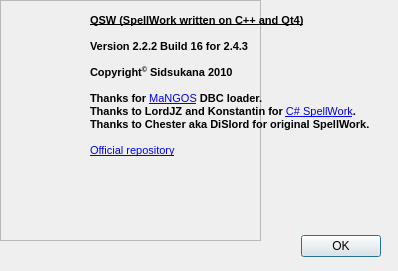
Qt form QSW/AboutFormUI.ui (sidsukana/QSpellWork) before a commit.
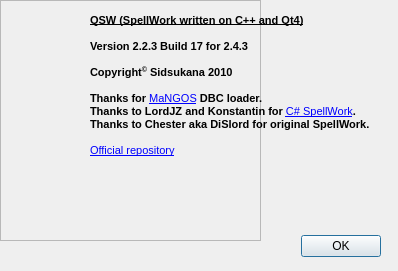
The same form after that commit. Icons and pictures are not drawn.

Patch:
```diff
--- a/QSW/AboutFormUI.ui
+++ b/QSW/AboutFormUI.ui
@@ -83,7 +83,7 @@
 &lt;/style&gt;&lt;/head&gt;&lt;body style=&quot; font-family:'MS Shell Dlg 2'; font-size:8.25pt; font-weight:400; font-style:normal;&quot;&gt;
 &lt;p style=&quot; margin-top:0px; margin-bottom:0px; margin-left:0px; margin-right:0px; -qt-block-indent:0; text-indent:0px;&quot;&gt;&lt;span style=&quot; font-size:8pt; font-weight:600; text-decoration: underline;&quot;&gt;QSW (SpellWork written on C++ and Qt4)&lt;/span&gt;&lt;span style=&quot; font-size:8pt;&quot;&gt; &lt;/span&gt;&lt;/p&gt;
 &lt;p style=&quot;-qt-paragraph-type:empty; margin-top:0px; margin-bottom:0px; margin-left:0px; margin-right:0px; -qt-block-indent:0; text-indent:0px; font-size:8pt; font-weight:600;&quot;&gt;&lt;/p&gt;
-&lt;p style=&quot; margin-top:0px; margin-bottom:0px; margin-left:0px; margin-right:0px; -qt-block-indent:0; text-indent:0px;&quot;&gt;&lt;span style=&quot; font-size:8pt; font-weight:600;&quot;&gt;Version 2.2.2 Build 16 for 2.4.3&lt;/span&gt;&lt;/p&gt;
+&lt;p style=&quot; margin-top:0px; margin-bottom:0px; margin-left:0px; margin-right:0px; -qt-block-indent:0; text-indent:0px;&quot;&gt;&lt;span style=&quot; font-size:8pt; font-weight:600;&quot;&gt;Version 2.2.3 Build 17 for 2.4.3&lt;/span&gt;&lt;/p&gt;
 &lt;p style=&quot;-qt-paragraph-type:empty; margin-top:0px; margin-bottom:0px; margin-left:0px; margin-right:0px; -qt-block-indent:0; text-indent:0px; font-size:8pt; font-weight:600;&quot;&gt;&lt;/p&gt;
 &lt;p style=&quot; margin-top:0px; margin-bottom:0px; margin-left:0px; margin-right:0px; -qt-block-indent:0; text-indent:0px;&quot;&gt;&lt;span style=&quot; font-size:8pt; font-weight:600;&quot;&gt;Copyright&lt;/span&gt;&lt;span style=&quot; font-size:8pt; font-weight:600; vertical-align:super;&quot;&gt;©&lt;/span&gt;&lt;span style=&quot; font-size:8pt; font-weight:600;&quot;&gt; Sidsukana 2010&lt;/span&gt;&lt;/p&gt;
 &lt;p style=&quot;-qt-paragraph-type:empty; margin-top:0px; margin-bottom:0px; margin-left:0px; margin-right:0px; -qt-block-indent:0; text-indent:0px; font-size:8pt; font-weight:600;&quot;&gt;&lt;/p&gt;
```
